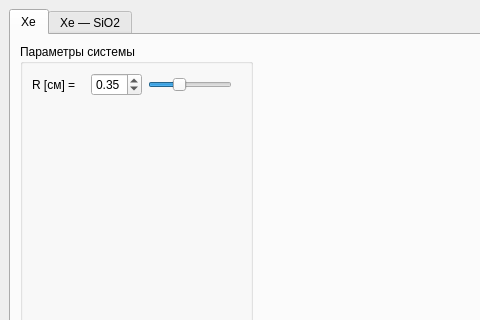
Before: the Qt Designer form gui/main_window.ui in wcdbmv/MT, drawn with Qt 5; both pictures show x 0 to 480 and y 0 to 320 of the 800 by 600 pixel window.
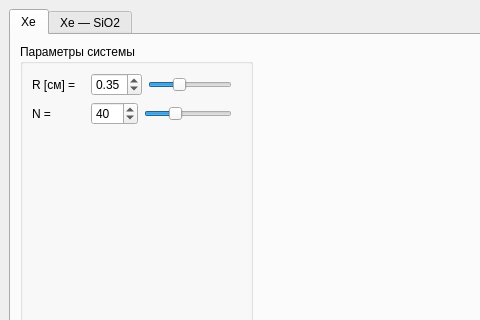
After: the same form once the commit is applied. Custom widgets are drawn as their Qt base class.

Commit message: Add N parameter

What changed in the file:
```diff
--- a/gui/main_window.ui
+++ b/gui/main_window.ui
@@ -97,6 +97,54 @@
              </layout>
             </widget>
            </item>
+           <item row="1" column="0">
+            <widget class="QLabel" name="xeNLabel">
+             <property name="text">
+              <string>N =</string>
+             </property>
+            </widget>
+           </item>
+           <item row="1" column="1">
+            <widget class="QWidget" name="xeNWidget" native="true">
+             <layout class="QHBoxLayout" name="horizontalLayout_4">
+              <property name="topMargin">
+               <number>0</number>
+              </property>
+              <property name="bottomMargin">
+               <number>0</number>
+              </property>
+              <item>
+               <widget class="QSpinBox" name="xeNSpinBox">
+                <property name="minimum">
+                 <number>10</number>
+                </property>
+                <property name="maximum">
+                 <number>100</number>
+                </property>
+                <property name="value">
+                 <number>40</number>
+                </property>
+               </widget>
+              </item>
+              <item>
+               <widget class="QSlider" name="xeNHorizontalSlider">
+                <property name="minimum">
+                 <number>10</number>
+                </property>
+                <property name="maximum">
+                 <number>100</number>
+                </property>
+                <property name="value">
+                 <number>40</number>
+                </property>
+                <property name="orientation">
+                 <enum>Qt::Horizontal</enum>
+                </property>
+               </widget>
+              </item>
+             </layout>
+            </widget>
+           </item>
           </layout>
          </widget>
         </item>
```
The commit also changes 2 other files.
